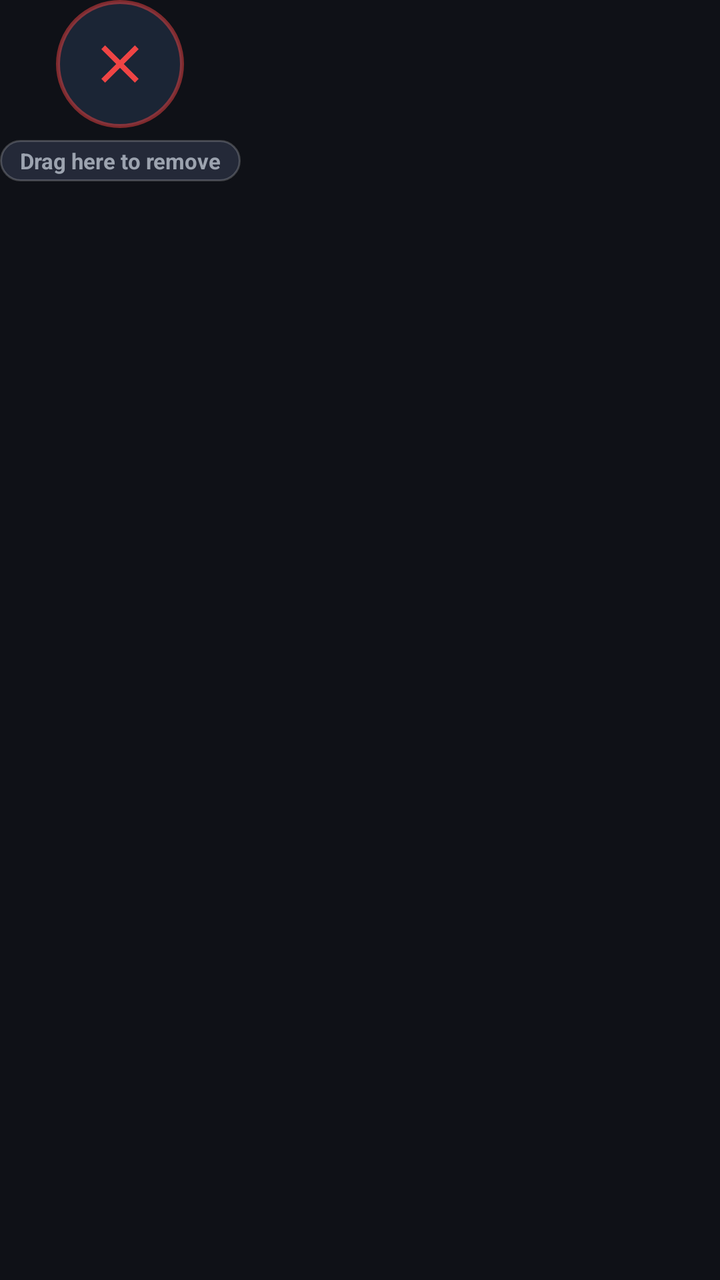
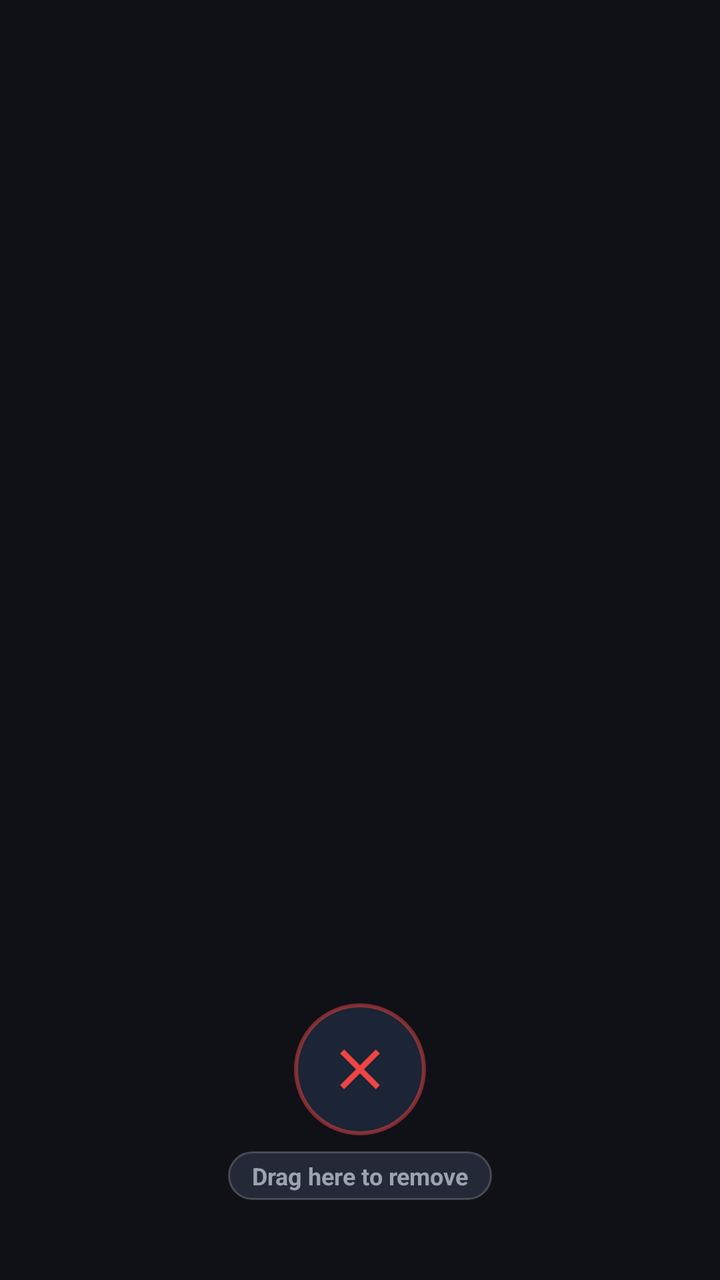

Two renders of the same Android screen: before a commit and after it. Below are the layout's source before the change and the commit's diff.
<!-- AndroidManifest.xml: application theme Theme.ScreenChatGPTOverlay -->
<!-- res/layout/overlay_dismiss_target.xml -->
<?xml version="1.0" encoding="utf-8"?>
<FrameLayout xmlns:android="http://schemas.android.com/apk/res/android"
    xmlns:app="http://schemas.android.com/apk/res-auto"
    android:id="@+id/dismissRoot"
    android:layout_width="wrap_content"
    android:layout_height="wrap_content"
    android:layout_gravity="bottom|center_horizontal"
    android:paddingBottom="48dp">

    <LinearLayout
        android:id="@+id/dismissTargetContainer"
        android:layout_width="wrap_content"
        android:layout_height="wrap_content"
        android:gravity="center"
        android:orientation="vertical">

        <ImageView
            android:id="@+id/ivDismissIcon"
            android:layout_width="64dp"
            android:layout_height="64dp"
            android:background="@drawable/bg_dismiss_target_normal"
            android:elevation="12dp"
            android:padding="16dp"
            android:src="@drawable/ic_close"
            app:tint="#EF4444" />

        <TextView
            android:id="@+id/tvDismissLabel"
            android:layout_width="wrap_content"
            android:layout_height="wrap_content"
            android:layout_marginTop="6dp"
            android:background="@drawable/bg_chip_unselected"
            android:paddingStart="10dp"
            android:paddingTop="3dp"
            android:paddingEnd="10dp"
            android:paddingBottom="3dp"
            android:text="Drag here to remove"
            android:textColor="@color/text_secondary"
            android:textSize="11sp"
            android:textStyle="bold" />
    </LinearLayout>

</FrameLayout>
<!-- resources referenced by this layout -->
<resources>
  <color name="text_secondary">#9CA3AF</color>
  <!-- drawable bg_chip_unselected (drawable) -->
  <?xml version="1.0" encoding="utf-8"?>
  <shape xmlns:android="http://schemas.android.com/apk/res/android"
      android:shape="rectangle">
      <solid android:color="@color/bg_dark_elevated" />
      <corners android:radius="20dp" />
      <stroke
          android:width="1dp"
          android:color="@color/glass_stroke" />
  </shape>
  <!-- drawable bg_dismiss_target_normal (drawable) -->
  <?xml version="1.0" encoding="utf-8"?>
  <shape xmlns:android="http://schemas.android.com/apk/res/android"
      android:shape="oval">
      <solid android:color="#D91E293B" />
      <stroke
          android:width="2dp"
          android:color="#80EF4444" />
      <size
          android:width="64dp"
          android:height="64dp" />
  </shape>
  <!-- drawable ic_close (drawable) -->
  <vector xmlns:android="http://schemas.android.com/apk/res/android"
      android:width="24dp"
      android:height="24dp"
      android:viewportWidth="24"
      android:viewportHeight="24">
      <path
          android:fillColor="@color/white"
          android:pathData="M19,6.41L17.59,5 12,10.59 6.41,5 5,6.41 10.59,12 5,17.59 6.41,19 12,13.41 17.59,19 19,17.59 13.41,12z"/>
  </vector>
  <style name="Theme.ScreenChatGPTOverlay" parent="Theme.Material3.Dark.NoActionBar">
          <item name="colorPrimary">@color/brand_emerald</item>
          <item name="colorOnPrimary">@color/text_on_brand</item>
          <item name="colorSecondary">@color/brand_purple</item>
          <item name="android:windowBackground">@color/bg_dark_base</item>
          <item name="android:statusBarColor">@color/bg_dark_base</item>
          <item name="android:navigationBarColor">@color/bg_dark_base</item>
      </style>
  <color name="bg_dark_elevated">#242938</color>
  <color name="glass_stroke">#33FFFFFF</color>
  <color name="white">#FFFFFF</color>
  <color name="brand_emerald">#10A37F</color>
  <color name="text_on_brand">#FFFFFF</color>
  <color name="brand_purple">#6366F1</color>
  <color name="bg_dark_base">#0F1117</color>
</resources>

<!-- the commit's change to res/layout/overlay_dismiss_target.xml (unified diff, before → after) -->
@@ -2,24 +2,32 @@
 <FrameLayout xmlns:android="http://schemas.android.com/apk/res/android"
     xmlns:app="http://schemas.android.com/apk/res-auto"
     android:id="@+id/dismissRoot"
-    android:layout_width="wrap_content"
+    android:layout_width="match_parent"
     android:layout_height="wrap_content"
-    android:layout_gravity="bottom|center_horizontal"
-    android:paddingBottom="48dp">
+    android:clipChildren="false"
+    android:clipToPadding="false"
+    android:paddingStart="32dp"
+    android:paddingEnd="32dp"
+    android:paddingTop="16dp"
+    android:paddingBottom="40dp">
 
     <LinearLayout
         android:id="@+id/dismissTargetContainer"
         android:layout_width="wrap_content"
         android:layout_height="wrap_content"
+        android:layout_gravity="center_horizontal|bottom"
+        android:clipChildren="false"
+        android:clipToPadding="false"
         android:gravity="center"
         android:orientation="vertical">
 
+        
         <ImageView
             android:id="@+id/ivDismissIcon"
-            android:layout_width="64dp"
-            android:layout_height="64dp"
+            android:layout_width="66dp"
+            android:layout_height="66dp"
             android:background="@drawable/bg_dismiss_target_normal"
-            android:elevation="12dp"
+            android:elevation="14dp"
             android:padding="16dp"
             android:src="@drawable/ic_close"
             app:tint="#EF4444" />
@@ -28,15 +36,15 @@
             android:id="@+id/tvDismissLabel"
             android:layout_width="wrap_content"
             android:layout_height="wrap_content"
-            android:layout_marginTop="6dp"
+            android:layout_marginTop="8dp"
             android:background="@drawable/bg_chip_unselected"
-            android:paddingStart="10dp"
-            android:paddingTop="3dp"
-            android:paddingEnd="10dp"
-            android:paddingBottom="3dp"
+            android:paddingStart="12dp"
+            android:paddingTop="4dp"
+            android:paddingEnd="12dp"
+            android:paddingBottom="4dp"
             android:text="Drag here to remove"
             android:textColor="@color/text_secondary"
-            android:textSize="11sp"
+            android:textSize="12sp"
             android:textStyle="bold" />
     </LinearLayout>
 
